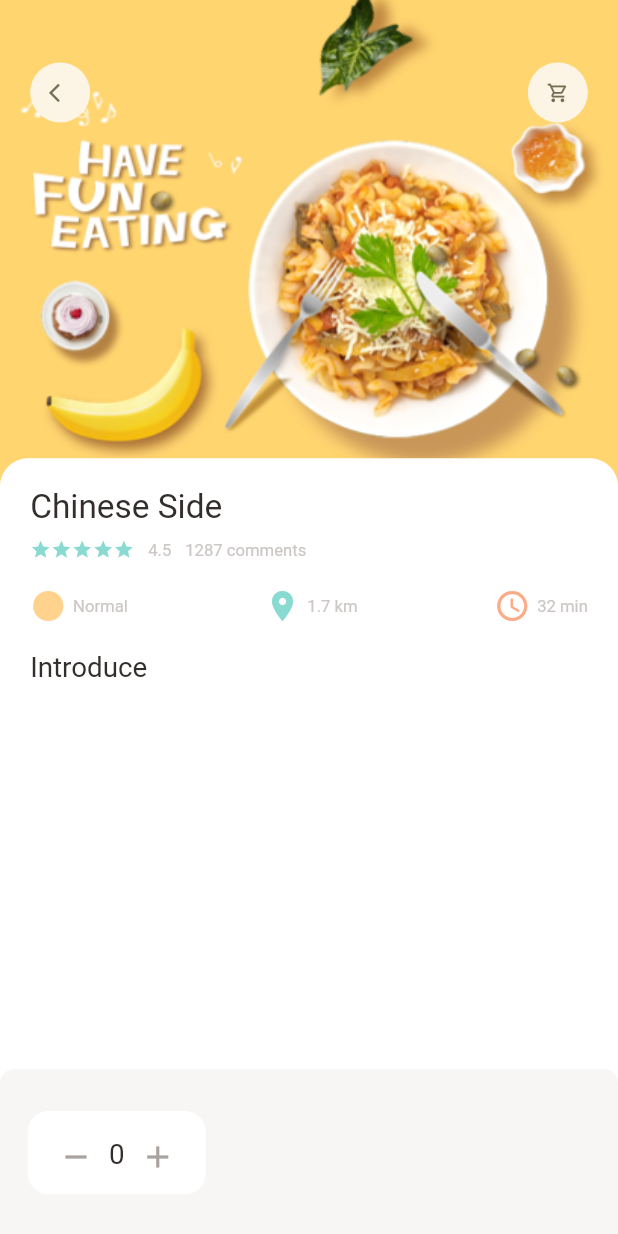
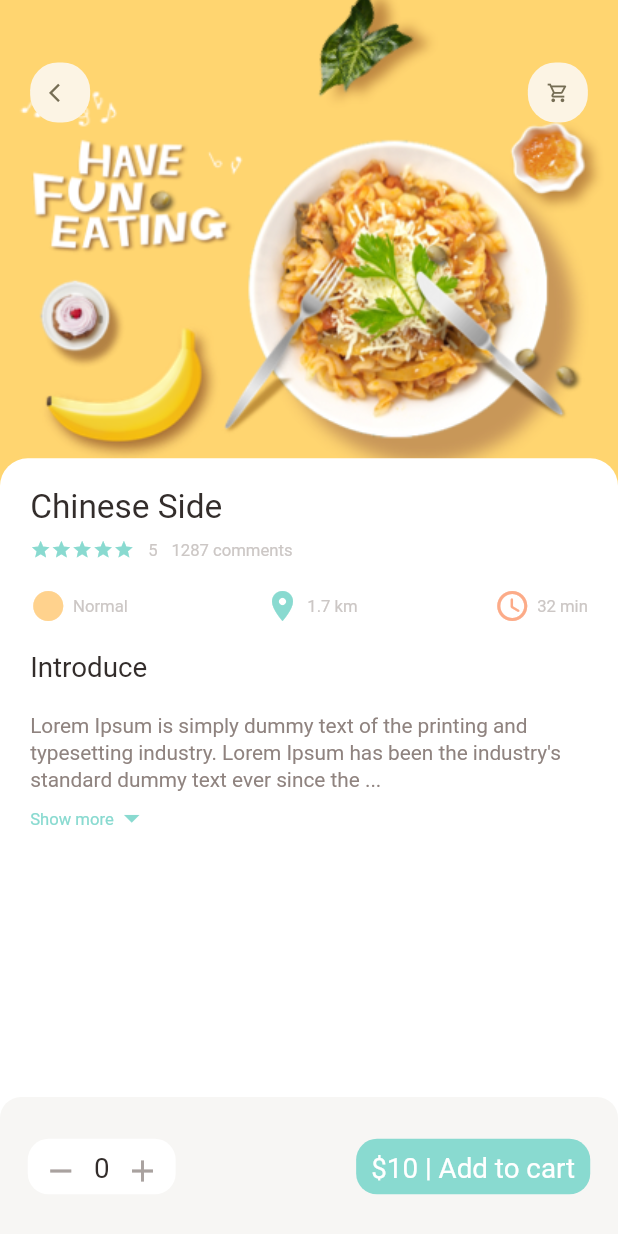
Before and after one commit to Vicentesve/food_delivery, a Flutter app: the PopularFoodDetail screen opened directly, on a phone screen of 412 x 824 dp. Run offline on Flutter 3.47's test engine with Material 2 defaults, Android fonts, the phone set to English and light mode, and no system bars; our stand-ins replace dots_indicator, flutter_screenutil, gap, get; network calls fail.

Commit message:
Complete: Day 2

```diff
--- /dev/null
+++ b/lib/controllers/popular_product_controller.dart
@@ -0,0 +1,22 @@
+import 'package:get/get.dart';
+import '../data/repository/popular_product_repo.dart';
+import '../models/popular_product_model.dart';
+
+class PopularProductController extends GetxController {
+  final PopularProuctRepo popularProductRepo;
+
+  PopularProductController({required this.popularProductRepo});
+
+  List<dynamic> _popularProductList = [];
+  List<dynamic> get popularProductList => _popularProductList;
+
+  Future<void> getPopularProductList() async {
+    Response response = await popularProductRepo.getPopularProductList();
+    if (response.statusCode == 200) {
+      _popularProductList = [];
+      _popularProductList.addAll(Product.fromJson(response.body).products!);
+
+      update();
+    } else {}
+  }
+}
--- /dev/null
+++ b/lib/data/repository/popular_product_repo.dart
@@ -0,0 +1,14 @@
+import 'package:food_delivery/utils/app_constants.dart';
+import 'package:get/get.dart';
+
+import '../api/api_client.dart';
+
+class PopularProuctRepo extends GetxService {
+  final ApiClient apiClient;
+
+  PopularProuctRepo({required this.apiClient});
+
+  Future<Response> getPopularProductList() async {
+    return await apiClient.getData(AppConstants.POPULAR_PRODUCT_URI);
+  }
+}
--- a/lib/pages/food/popular_food_detail.dart
+++ b/lib/pages/food/popular_food_detail.dart
@@ -3,6 +3,7 @@ import 'package:flutter_screenutil/flutter_screenutil.dart';
 import 'package:food_delivery/utils/colors.dart';
 import 'package:food_delivery/widgets/app_icon.dart';
 import 'package:food_delivery/widgets/big_text.dart';
+import 'package:food_delivery/widgets/expandable_text.dart';
 import 'package:gap/gap.dart';
 import '../../widgets/app_column_food.dart';
 
@@ -59,9 +60,18 @@ class PopularFoodDetail extends StatelessWidget {
                 children: [
                   const AppColumnFood(
                     nameFood: 'Chinese Side',
+                    stars: 5,
                   ),
                   Gap(20.h),
                   const BigText(text: 'Introduce'),
+                  Gap(20.h),
+                  const Expanded(
+                    child: SingleChildScrollView(
+                      child: ExpandableText(
+                          text:
+                              'Lorem Ipsum is simply dummy text of the printing and typesetting industry. Lorem Ipsum has been the industry\'s standard dummy text ever since the 1500s, when an unknown printer took a galley of type and scrambled it to make a type specimen book. It has survived not only five centuries, but also the leap into electronic typesetting, remaining essentially unchanged. It was popularised in the 1960s with the release of Letraset sheets containing Lorem Ipsum passages, and more recently with desktop publishing software like Aldus PageMaker including versions of Lorem Ipsum. Lorem Ipsum is simply dummy text of the printing and typesetting industry. Lorem Ipsum has been the industry\'s standard dummy text ever since the 1500s, when an unknown printer took a galley of type and scrambled it to make a type specimen book. It has survived not only five centuries, but also the leap into electronic typesetting, remaining essentially unchanged. It was popularised in the 1960s with the release of Letraset sheets containing Lorem Ipsum passages, and more recently with desktop publishing software like Aldus PageMaker including versions of Lorem Ipsum.'),
+                    ),
+                  )
                 ],
               ),
             ),
@@ -70,17 +80,18 @@ class PopularFoodDetail extends StatelessWidget {
       ),
       bottomNavigationBar: Container(
         padding: EdgeInsets.symmetric(vertical: 30.h, horizontal: 20.h),
-        height: 120.h,
+        height: 100.h,
         decoration: BoxDecoration(
             borderRadius: BorderRadius.only(
-              topLeft: Radius.circular(10.r),
-              topRight: Radius.circular(10.r),
+              topLeft: Radius.circular(15.r),
+              topRight: Radius.circular(15.r),
             ),
             color: AppColors.buttonBackgroundColor),
         child: Row(
+          mainAxisAlignment: MainAxisAlignment.spaceBetween,
           children: [
             Container(
-              padding: EdgeInsets.symmetric(vertical: 20.h, horizontal: 20.w),
+              padding: EdgeInsets.symmetric(vertical: 10.h, horizontal: 10.w),
               decoration: BoxDecoration(
                 color: Colors.white,
                 borderRadius: BorderRadius.circular(15.r),
@@ -101,6 +112,17 @@ class PopularFoodDetail extends StatelessWidget {
                 ],
               ),
             ),
+            Container(
+              padding: EdgeInsets.symmetric(vertical: 10.h, horizontal: 10.w),
+              decoration: BoxDecoration(
+                borderRadius: BorderRadius.circular(15.r),
+                color: AppColors.mainColor,
+              ),
+              child: const BigText(
+                text: '\$10 | Add to cart',
+                color: Colors.white,
+              ),
+            ),
           ],
         ),
       ),
--- a/lib/pages/home/main_food_page.dart
+++ b/lib/pages/home/main_food_page.dart
@@ -36,6 +36,7 @@ class _MainFoodPageState extends State<MainFoodPage> {
                         SmallText(
                           text: 'City',
                           color: Colors.black54,
+                          size: 15,
                         ),
                         Icon(Icons.arrow_drop_down_rounded)
                       ],
--- a/lib/widgets/app_column_food.dart
+++ b/lib/widgets/app_column_food.dart
@@ -9,7 +9,8 @@ import 'icon_and_text.dart';
 
 class AppColumnFood extends StatelessWidget {
   final String nameFood;
-  const AppColumnFood({super.key, required this.nameFood});
+  final int stars;
+  const AppColumnFood({super.key, required this.nameFood, required this.stars});
 
   @override
   Widget build(BuildContext context) {
@@ -25,7 +26,7 @@ class AppColumnFood extends StatelessWidget {
           children: [
             Wrap(
               children: List.generate(
-                  5,
+                  stars,
                   (index) => Icon(
                         Icons.star,
                         color: AppColors.mainColor,
@@ -33,7 +34,7 @@ class AppColumnFood extends StatelessWidget {
                       )),
             ),
             Gap(10.h),
-            const SmallText(text: '4.5'),
+            SmallText(text: stars.toString()),
             Gap(10.h),
             const SmallText(text: '1287 comments'),
           ],
--- a/lib/widgets/app_icon.dart
+++ b/lib/widgets/app_icon.dart
@@ -19,7 +19,7 @@ class AppIcon extends StatelessWidget {
       width: size,
       height: size,
       decoration: BoxDecoration(
-          borderRadius: BorderRadius.circular(size! / 2), color: bgColor),
+          borderRadius: BorderRadius.circular(size! / 2).r, color: bgColor),
       child: Icon(
         icon,
         color: iconColor,
--- /dev/null
+++ b/lib/widgets/expandable_text.dart
@@ -0,0 +1,79 @@
+import 'package:flutter/material.dart';
+import 'package:flutter_screenutil/flutter_screenutil.dart';
+import 'package:food_delivery/utils/colors.dart';
+import 'package:food_delivery/widgets/small_text.dart';
+import 'package:gap/gap.dart';
+import 'package:get/get.dart';
+
+class ExpandableText extends StatefulWidget {
+  final String text;
+
+  const ExpandableText({super.key, required this.text});
+
+  @override
+  State<ExpandableText> createState() => _ExpandableTextState();
+}
+
+class _ExpandableTextState extends State<ExpandableText> {
+  late String firstHalf;
+  late String secondHalf;
+
+  bool hiddenText = true;
+
+  double textHeight = Get.height / 5.63;
+
+  @override
+  void initState() {
+    super.initState();
+
+    if (widget.text.length > textHeight) {
+      firstHalf = widget.text.substring(0, textHeight.toInt());
+      secondHalf =
+          widget.text.substring(textHeight.toInt(), widget.text.length);
+    } else {
+      firstHalf = widget.text;
+      secondHalf = "";
+    }
+  }
+
+  @override
+  Widget build(BuildContext context) {
+    return Container(
+      child: secondHalf.isEmpty
+          ? SmallText(text: firstHalf)
+          : Column(
+              children: [
+                SmallText(
+                    size: 15,
+                    height: 1.4.h,
+                    color: AppColors.paraColor,
+                    text: hiddenText
+                        ? "$firstHalf..."
+                        : '$firstHalf $secondHalf'),
+                Gap(5.h),
+                InkWell(
+                  onTap: () {
+                    setState(() {
+                      hiddenText = !hiddenText;
+                    });
+                  },
+                  child: Row(
+                    children: [
+                      SmallText(
+                        text: hiddenText ? "Show more" : 'Show less',
+                        color: AppColors.mainColor,
+                      ),
+                      Icon(
+                        hiddenText
+                            ? Icons.arrow_drop_down
+                            : Icons.arrow_drop_up,
+                        color: AppColors.mainColor,
+                      ),
+                    ],
+                  ),
+                ),
+              ],
+            ),
+    );
+  }
+}
```
Also changed, not shown: lib/data/api/api_client.dart (added, +30 -0 lines), lib/helper/dependencies.dart (added, +16 -0 lines), lib/main.dart (+9 -3 lines), lib/models/popular_product_model.dart (added, +68 -0 lines), lib/pages/food/recommeneded_food.detail.dart (added, +152 -0 lines), lib/pages/home/food_page_body.dart (+28 -12 lines), lib/utils/app_constants.dart (added, +11 -0 lines).
